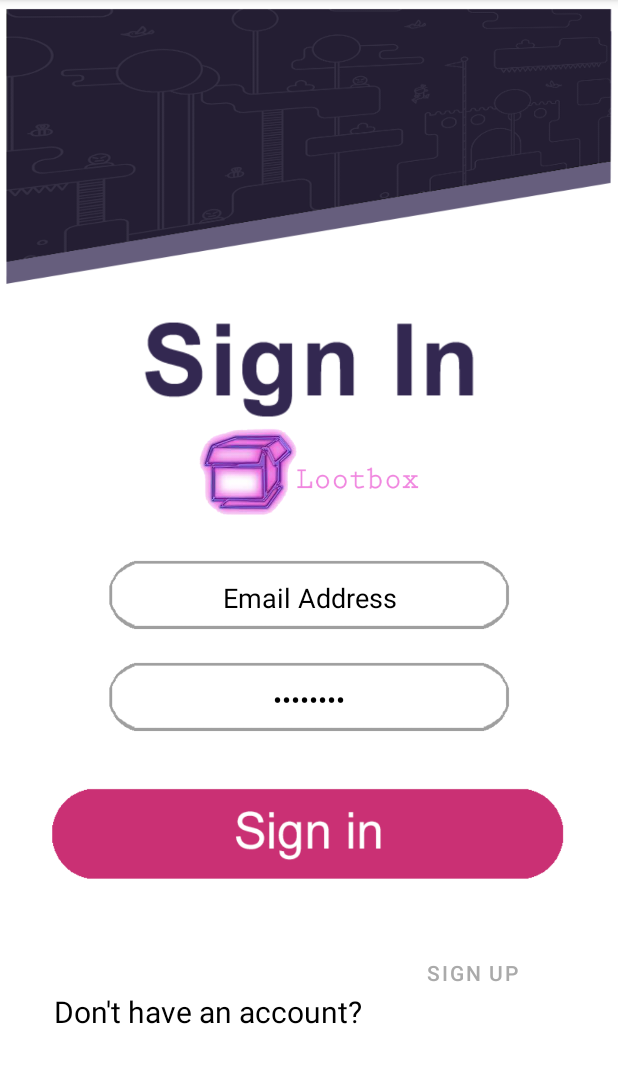
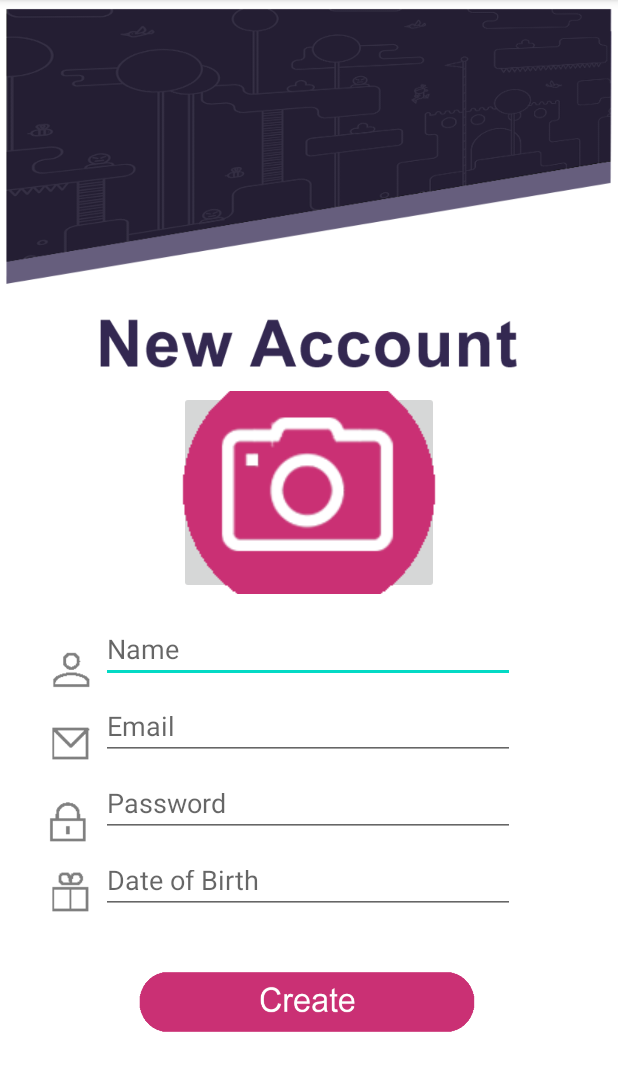
Before and after one commit to sibrinaVDW/Lootbox, an Android app: the screen it shows after launch (Login before the commit, NewUserAccount after it), after a tap on "SIGN UP", on a phone screen of 412 x 824 dp, the part 84-1175 px from its top. Run offline under Robolectric (Android 15) with nearby library versions, the phone set to English and light mode, and no system bars; our stand-ins replace Firebase (no records; nobody signed in at launch, a user with empty details on screens opened directly).

Commit message:
Created New Account page & intent from Login in when sign up clicked

```diff
--- a/app/src/main/java/com/example/lootbox/Login.kt
+++ b/app/src/main/java/com/example/lootbox/Login.kt
@@ -33,7 +33,15 @@ class Login : AppCompatActivity() {
         val signIn = findViewById<ImageButton>(R.id.btnSignIn)
 
         signUp.setOnClickListener {
-            createAccount(username.text.toString(), password.text.toString())
+           // createAccount(username.text.toString(), password.text.toString())
+            val intent = Intent(this@Login,NewUserAccount::class.java).apply{}
+            try {
+                startActivity(intent)
+            }
+            catch (ex:Exception){
+                Toast.makeText(this@Login!!,ex.localizedMessage, Toast.LENGTH_SHORT).show()
+            }
+
         }
 
         signIn.setOnClickListener {
--- /dev/null
+++ b/app/src/main/java/com/example/lootbox/NewUserAccount.kt
@@ -0,0 +1,85 @@
+package com.example.lootbox
+
+import android.app.DatePickerDialog
+import android.content.ContentValues.TAG
+import android.content.Intent
+import androidx.appcompat.app.AppCompatActivity
+import android.os.Bundle
+import android.util.Log
+import android.view.View
+import android.widget.*
+import com.google.firebase.auth.FirebaseAuth
+import com.google.firebase.auth.FirebaseUser
+import java.text.SimpleDateFormat
+import java.util.*
+
+class NewUserAccount : AppCompatActivity() {
+    private var mAuth: FirebaseAuth? = null
+    var cal = Calendar.getInstance()
+    val myFormat = "dd/MM/yyyy"
+    val sdf = SimpleDateFormat(myFormat, Locale.UK)
+    var dateDisp : TextView? = null
+
+    override fun onCreate(savedInstanceState: Bundle?) {
+        super.onCreate(savedInstanceState)
+        setContentView(R.layout.activity_new_user_account)
+        mAuth = FirebaseAuth.getInstance();
+
+        val username : String = findViewById<EditText>(R.id.edtName).text.toString()
+        val password : String = findViewById<EditText>(R.id.edtPassword).text.toString()
+        val email : String = findViewById<EditText>(R.id.edtEmail).text.toString()
+
+
+        dateDisp = findViewById(R.id.edtDOB)
+        val dateSetListener = object : DatePickerDialog.OnDateSetListener {
+            override fun onDateSet(view: DatePicker, year: Int, monthOfYear: Int,
+                                   dayOfMonth: Int) {
+                cal.set(Calendar.YEAR, year)
+                cal.set(Calendar.MONTH, monthOfYear)
+                cal.set(Calendar.DAY_OF_MONTH, dayOfMonth)
+                dateDisp?.text = sdf.format(cal.getTime())
+            }
+        }
+
+        val dateOfBirth = findViewById<TextView>(R.id.edtDOB)
+        dateOfBirth.setOnClickListener(object : View.OnClickListener  {
+            override fun onClick(view: View) {
+                DatePickerDialog(this@NewUserAccount,
+                    dateSetListener,
+                    cal.get(Calendar.YEAR),
+                    cal.get(Calendar.MONTH),
+                    cal.get(Calendar.DAY_OF_MONTH)).show()
+            }
+        })
+
+
+        val createAcc: ImageButton = findViewById<ImageButton>(R.id.btnAccountCreate)
+        createAcc.setOnClickListener {
+            createAccount(username, email, password, cal.getTime())
+        }
+    }
+
+    private fun createAccount(username: String, email: String, password: String, dob: Date) {
+        //Need to add to database
+
+        mAuth!!.createUserWithEmailAndPassword(email, password)
+            .addOnCompleteListener(this@NewUserAccount) { task ->
+                if (task.isSuccessful) {
+                    // Sign in success, update UI with the signed-in user's information
+                    Log.d(TAG, "createUserWithEmail:success")
+                    val user = mAuth!!.currentUser
+                    //updateUI(user)
+                    Toast.makeText(baseContext, "User created successfully",
+                        Toast.LENGTH_SHORT).show()
+                    val intent = Intent(this@NewUserAccount,CollectionsView::class.java).apply{}
+                    startActivity(intent)
+                } else {
+                    // If sign in fails, display a message to the user.
+                    Log.w(TAG, "createUserWithEmail:failure", task.exception)
+                    Toast.makeText(baseContext, "Authentication failed.",
+                        Toast.LENGTH_SHORT).show()
+                    //updateUI(null)
+                }
+            }
+    }
+}
--- a/app/src/main/res/layout/activity_item_list.xml
+++ b/app/src/main/res/layout/activity_item_list.xml
@@ -49,7 +49,7 @@
         app:layout_constraintHorizontal_bias="1.0"
         app:layout_constraintStart_toStartOf="parent"
         app:layout_constraintTop_toBottomOf="@+id/txtGoal"
-        tools:listitem="@layout/recycler_view_item" />
+        tools:listitem="@layout/activity_item_list_item" />
 
     <androidx.appcompat.widget.Toolbar
         android:id="@+id/tbrHeader"
@@ -131,7 +131,7 @@
         app:layout_constraintVertical_bias="1.0" />
 
     <ImageButton
-        android:id="@+id/btnCollections"
+        android:id="@+id/btnGoals"
         android:layout_width="100dp"
         android:layout_height="60dp"
         android:layout_marginTop="9dp"
@@ -144,7 +144,7 @@
         app:layout_constraintVertical_bias="0.0" />
 
     <ImageButton
-        android:id="@+id/btnNotif"
+        android:id="@+id/btnSettings"
         android:layout_width="100dp"
         android:layout_height="60dp"
         android:layout_marginTop="2dp"
--- /dev/null
+++ b/app/src/main/res/layout/activity_new_user_account.xml
@@ -0,0 +1,163 @@
+<?xml version="1.0" encoding="utf-8"?>
+<androidx.constraintlayout.widget.ConstraintLayout xmlns:android="http://schemas.android.com/apk/res/android"
+    xmlns:app="http://schemas.android.com/apk/res-auto"
+    xmlns:tools="http://schemas.android.com/tools"
+    android:layout_width="match_parent"
+    android:layout_height="match_parent"
+    tools:context=".NewUserAccount">
+
+    <ImageView
+        android:id="@+id/imgBack"
+        android:layout_width="450dp"
+        android:layout_height="750dp"
+        android:background="@drawable/page_background"
+        app:layout_constraintBottom_toBottomOf="parent"
+        app:layout_constraintEnd_toEndOf="parent"
+        app:layout_constraintHorizontal_bias="0.0"
+        app:layout_constraintStart_toStartOf="parent"
+        app:layout_constraintTop_toTopOf="parent"
+        app:layout_constraintVertical_bias="0.0" />
+
+    <ImageButton
+        android:id="@+id/btnAccountCreate"
+        android:layout_width="232dp"
+        android:layout_height="53dp"
+        android:layout_marginTop="32dp"
+        android:background="@drawable/create_button"
+        android:tint="#393939"
+        app:layout_constraintEnd_toEndOf="parent"
+        app:layout_constraintHorizontal_bias="0.497"
+        app:layout_constraintStart_toStartOf="parent"
+        app:layout_constraintTop_toBottomOf="@+id/edtDOB" />
+
+    <androidx.appcompat.widget.Toolbar
+        android:id="@+id/tbrHeader2"
+        android:layout_width="411dp"
+        android:layout_height="197dp"
+        android:background="@drawable/signin_header"
+        android:minHeight="?attr/actionBarSize"
+        android:theme="?attr/actionBarTheme"
+        app:layout_constraintBottom_toBottomOf="parent"
+        app:layout_constraintEnd_toEndOf="parent"
+        app:layout_constraintHorizontal_bias="0.0"
+        app:layout_constraintStart_toStartOf="parent"
+        app:layout_constraintTop_toTopOf="parent"
+        app:layout_constraintVertical_bias="0.0" />
+
+    <ImageView
+        android:id="@+id/imgNewAcc"
+        android:layout_width="333dp"
+        android:layout_height="47dp"
+        android:layout_marginTop="8dp"
+        app:layout_constraintEnd_toEndOf="parent"
+        app:layout_constraintStart_toStartOf="parent"
+        app:layout_constraintTop_toBottomOf="@+id/tbrHeader2"
+        app:srcCompat="@drawable/signup_title" />
+
+    <EditText
+        android:id="@+id/edtName"
+        android:layout_width="276dp"
+        android:layout_height="39dp"
+        android:layout_marginTop="20dp"
+        android:ems="10"
+        android:hint="Name"
+        android:inputType="textPersonName"
+        app:layout_constraintEnd_toEndOf="parent"
+        app:layout_constraintHorizontal_bias="0.496"
+        app:layout_constraintStart_toStartOf="parent"
+        app:layout_constraintTop_toBottomOf="@+id/imageButton4" />
+
+    <ImageView
+        android:id="@+id/imgName"
+        android:layout_width="41dp"
+        android:layout_height="46dp"
+        android:layout_marginTop="4dp"
+        app:layout_constraintEnd_toStartOf="@+id/edtName"
+        app:layout_constraintHorizontal_bias="1.0"
+        app:layout_constraintStart_toStartOf="parent"
+        app:layout_constraintTop_toTopOf="@+id/edtName"
+        app:srcCompat="@drawable/opsc_signupperson" />
+
+    <EditText
+        android:id="@+id/edtEmail"
+        android:layout_width="276dp"
+        android:layout_height="39dp"
+        android:layout_marginTop="12dp"
+        android:ems="10"
+        android:hint="Email"
+        android:inputType="textPersonName"
+        app:layout_constraintEnd_toEndOf="parent"
+        app:layout_constraintHorizontal_bias="0.496"
+        app:layout_constraintStart_toStartOf="parent"
+        app:layout_constraintTop_toBottomOf="@+id/edtName" />
+
+    <EditText
+        android:id="@+id/edtPassword"
+        android:layout_width="276dp"
+        android:layout_height="39dp"
+        android:layout_marginTop="12dp"
+        android:ems="10"
+        android:hint="Password"
+        android:inputType="textPassword"
+        app:layout_constraintEnd_toEndOf="parent"
+        app:layout_constraintHorizontal_bias="0.496"
+        app:layout_constraintStart_toStartOf="parent"
+        app:layout_constraintTop_toBottomOf="@+id/edtEmail" />
+
+    <EditText
+        android:id="@+id/edtDOB"
+        android:layout_width="276dp"
+        android:layout_height="39dp"
+        android:layout_marginTop="12dp"
+        android:ems="10"
+        android:hint="Date of Birth"
+        android:inputType="text"
+        app:layout_constraintEnd_toEndOf="parent"
+        app:layout_constraintHorizontal_bias="0.496"
+        app:layout_constraintStart_toStartOf="parent"
+        app:layout_constraintTop_toBottomOf="@+id/edtPassword" />
+
+    <ImageView
+        android:id="@+id/imgEmail"
+        android:layout_width="42dp"
+        android:layout_height="45dp"
+        android:layout_marginTop="4dp"
+        app:layout_constraintEnd_toStartOf="@+id/edtEmail"
+        app:layout_constraintHorizontal_bias="1.0"
+        app:layout_constraintStart_toStartOf="parent"
+        app:layout_constraintTop_toBottomOf="@+id/imgName"
+        app:srcCompat="@drawable/opsc_signupemail" />
+
+    <ImageView
+        android:id="@+id/imgDOB"
+        android:layout_width="42dp"
+        android:layout_height="44dp"
+        android:layout_marginTop="4dp"
+        app:layout_constraintEnd_toStartOf="@+id/edtDOB"
+        app:layout_constraintHorizontal_bias="1.0"
+        app:layout_constraintStart_toStartOf="parent"
+        app:layout_constraintTop_toBottomOf="@+id/imgPass"
+        app:srcCompat="@drawable/opsc_signupdob" />
+
+    <ImageView
+        android:id="@+id/imgPass"
+        android:layout_width="41dp"
+        android:layout_height="42dp"
+        android:layout_marginTop="8dp"
+        app:layout_constraintEnd_toStartOf="@+id/edtPassword"
+        app:layout_constraintHorizontal_bias="0.923"
+        app:layout_constraintStart_toStartOf="parent"
+        app:layout_constraintTop_toBottomOf="@+id/imgEmail"
+        app:srcCompat="@drawable/opsc_signuppass" />
+
+    <ImageButton
+        android:id="@+id/imageButton4"
+        android:layout_width="173dp"
+        android:layout_height="135dp"
+        android:layout_marginTop="8dp"
+        app:layout_constraintEnd_toEndOf="parent"
+        app:layout_constraintStart_toStartOf="parent"
+        app:layout_constraintTop_toBottomOf="@+id/imgNewAcc"
+        app:srcCompat="@drawable/camera_icon" />
+
+</androidx.constraintlayout.widget.ConstraintLayout>
```
Also changed, not shown: app/src/main/AndroidManifest.xml (+5 -25 lines), app/src/main/java/com/example/lootbox/Settings.kt (added, +11 -0 lines), app/src/main/res/layout/activity_collections_view.xml (+9 -9 lines), app/src/main/res/layout/activity_settings.xml (added, +9 -0 lines), app/src/main/res/drawable/burgerbar_goals_icon.png (added), app/src/main/res/drawable/burgerbar_settings_icon.png (added), app/src/main/res/drawable/opsc_signupdob.png (added), app/src/main/res/drawable/opsc_signupemail.png (added), app/src/main/res/drawable/opsc_signuppass.png (added), app/src/main/res/drawable/opsc_signupperson.png (added), app/src/main/res/drawable/signup_icon.png (added), app/src/main/res/drawable/signup_title.png (added).
